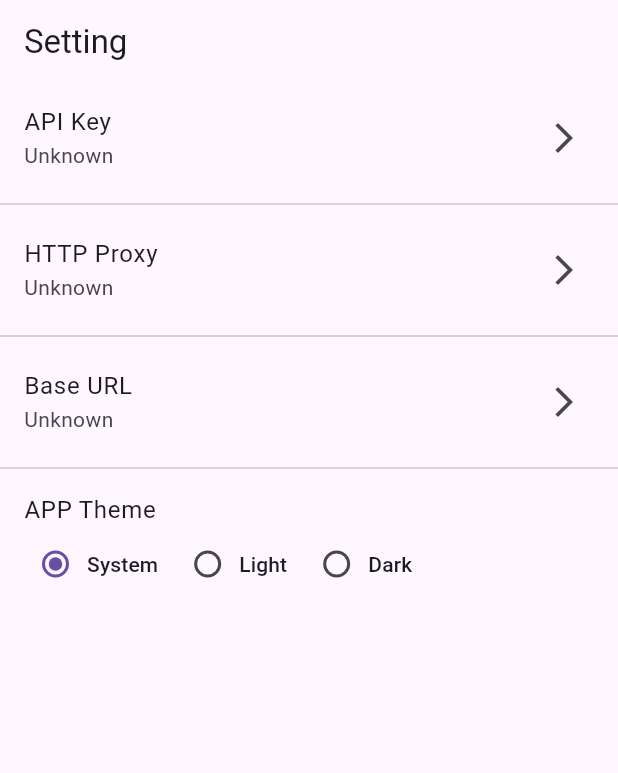
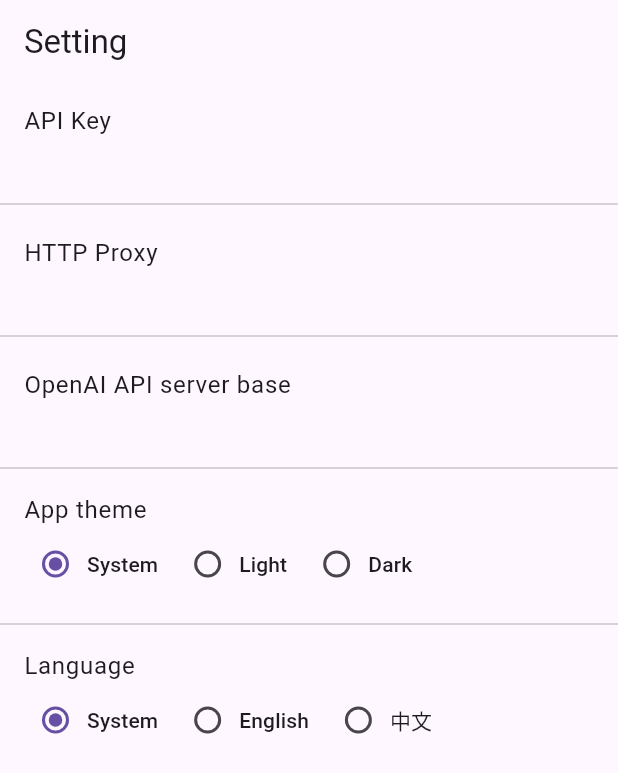
Before and after one commit to sclevin/flutter_chatgpt, a Flutter app: the SettingScreen screen opened by its route, after a tap on "System", on a phone screen of 412 x 824 dp. Shown: the top 773 px of the screen. Run offline on Flutter 3.47's test engine with Material 3 defaults, Android fonts, the phone set to English and light mode, and no system bars; our stand-ins replace file_picker, floor, flutter_hooks, flutter_svg, freezed_annotation, go_router and 7 more; missing offline and left inert: bitsdojo_window, flutter_math_fork, markdown, markdown_widget, openai_api, record and 1 more; accounts and stored records are empty; generated files the repository leaves out were written again; statements that could not run were skipped.

Commit message:
多语言支持

```diff
--- a/lib/injection.dart
+++ b/lib/injection.dart
@@ -6,6 +6,7 @@ import 'package:flutter_chatgpt/services/record_service.dart';
 import 'package:logger/logger.dart';
 import 'package:shared_preferences/shared_preferences.dart';
 import 'package:uuid/uuid.dart';
+import 'package:flutter_gen/gen_l10n/app_localizations.dart';
 
 /// Description:
 /// Author:LiaoWen
@@ -33,3 +34,5 @@ setupLocalStore() async {
 }
 
 final exportService = ExportService();
+
+typedef appIntl = AppLocalizations;
--- /dev/null
+++ b/lib/l10n/app_en.arb
@@ -0,0 +1,32 @@
+{
+  "settingsLabelSystem": "System",
+  "settingsTitle": "Settings",
+  "cancel": "Cancel",
+  "chatHistoryTitle": "Chat History",
+  "chatInputHint": "Type a message...",
+  "chatScreenTitle": "Chat",
+  "delete": "Delete",
+  "deleteConfirm": "Are you sure to delete?",
+  "errorLabel": "Error",
+  "errorMassageInvalidApiKey": "Your API key is not valid.",
+  "errorMessageNetworkError": "Network error, please check your network connectivity.",
+  "holdingToSpeakLabel": "Holding to speak",
+  "lanEn": "English",
+  "lanSystem": "System",
+  "lanZh": "中文",
+  "loading": "Loading...",
+  "modelSelectTitle": "Model: ",
+  "newChatTitle": "New Chat",
+  "ok": "OK",
+  "recording": "recording...",
+  "settingThemeLabel": "App theme",
+  "settingsApiKeyLabel": "API Key",
+  "settingsHttpProxyTitle": "HTTP Proxy",
+  "settingsLanguageLabel": "Language",
+  "settingsOpenaiApiBase": "OpenAI API server base",
+  "themeDark": "Dark",
+  "themeLight": "Light",
+  "themeSystem": "System",
+  "transcriptionLabel": "Transcription...",
+  "unknownSettingLabel": "Unknown"
+}
--- /dev/null
+++ b/lib/l10n/app_zh.arb
@@ -0,0 +1,32 @@
+{
+  "settingsLabelSystem": " 跟随系统",
+  "settingsTitle": "设置",
+  "cancel": "取消",
+  "chatHistoryTitle": "记录",
+  "chatInputHint": "输入消息…",
+  "chatScreenTitle": "聊天",
+  "delete": "删除",
+  "deleteConfirm": "你确定要删除么？",
+  "errorLabel": "错误",
+  "errorMassageInvalidApiKey": "你输入的API Key 不正确。",
+  "errorMessageNetworkError": "网络异常，请检查网络是否正常。",
+  "holdingToSpeakLabel": "按住说话",
+  "lanEn": "English",
+  "lanSystem": "跟随系统",
+  "lanZh": "中文",
+  "loading": "加载中...",
+  "modelSelectTitle": "模型：",
+  "newChatTitle": "新聊天",
+  "ok": "确定",
+  "recording": "录音中...",
+  "settingThemeLabel": "主题",
+  "settingsApiKeyLabel": "API Key",
+  "settingsHttpProxyTitle": "HTTP代理",
+  "settingsLanguageLabel": "语言",
+  "settingsOpenaiApiBase": "OpenAI 服务地址",
+  "themeDark": "暗黑",
+  "themeLight": "明亮",
+  "themeSystem": "跟随系统",
+  "transcriptionLabel": "识别中...",
+  "unknownSettingLabel": "未设置"
+}
--- a/lib/main.dart
+++ b/lib/main.dart
@@ -1,7 +1,6 @@
 import 'package:floor/floor.dart';
 import 'package:flutter/material.dart';
 import 'package:flutter_chatgpt/config/theme.dart';
-import 'package:flutter_chatgpt/db/database.dart';
 import 'package:flutter_chatgpt/injection.dart';
 import 'package:flutter_chatgpt/config/router.dart';
 import 'package:flutter_chatgpt/states/settings_state.dart';
@@ -28,12 +27,15 @@ class MyApp extends HookConsumerWidget {
   // This widget is the root of your application.
   @override
   Widget build(BuildContext context,WidgetRef ref) {
-    final appThemeMode = ref.watch(settingsStateProvider).valueOrNull?.themeMode;
+    final setttings = ref.watch(settingsStateProvider).valueOrNull;
 
     return MaterialApp.router(
       theme: lightThemeData,
       darkTheme: darkThemeData,
-      themeMode: appThemeMode,
+      themeMode: setttings?.themeMode,
+      localizationsDelegates: appIntl.localizationsDelegates,
+      supportedLocales: appIntl.supportedLocales,
+      locale: setttings?.locale,
       routerConfig: router,
     );
   }
--- a/lib/screen/home_screen.dart
+++ b/lib/screen/home_screen.dart
@@ -1,4 +1,5 @@
 import 'package:flutter/material.dart';
+import 'package:flutter_chatgpt/injection.dart';
 import 'package:flutter_chatgpt/screen/chat_history_screen.dart';
 import 'package:flutter_chatgpt/screen/chat_screen.dart';
 import 'package:flutter_chatgpt/screen/setting_screen.dart';
@@ -83,7 +84,7 @@ class DeskTopHomeScreen extends StatelessWidget {
                   const Divider(),
                   ListTile(
                     leading: const Icon(Icons.settings_outlined),
-                    title: const Text("Settings"),
+                    title: Text(appIntl.of(context)!.settingsTitle),
                     onTap: () {
                       showDialog(
                           context: context,
--- a/lib/screen/setting_screen.dart
+++ b/lib/screen/setting_screen.dart
@@ -1,4 +1,5 @@
 import 'package:flutter/material.dart';
+import 'package:flutter_chatgpt/injection.dart';
 import 'package:flutter_chatgpt/states/settings_state.dart';
 import 'package:hooks_riverpod/hooks_riverpod.dart';
 import 'package:flutter_hooks/flutter_hooks.dart';
@@ -26,107 +27,222 @@ class SettingWindow extends HookConsumerWidget {
 
   @override
   Widget build(BuildContext context, WidgetRef ref) {
-    final items = ref.watch(settingListProvider);
+    final items = ref.watch(settingsStateProvider);
     final appTheme = ref.watch(settingsStateProvider).valueOrNull?.themeMode ??
         ThemeMode.system;
 
     final controller = useTextEditingController();
 
-    return ListView.separated(
-        itemBuilder: (context, index) {
-          final item = items[index];
+    return ListView(
+      children: const [
+        SettingItemApiKey(),
+        Divider(),
+        SettingItemHttpProxy(),
+        Divider(),
+        SettingItemOpenAiBase(),
+        Divider(),
+        SettingItemAppTheme(),
+        Divider(),
+        SettingItemLanguage(),
+      ],
+    );
+  }
 
-          if (item.key == SettingsKey.theme) {
+}
+
+
+
+
+class SettingItemApiKey extends HookConsumerWidget {
+  const SettingItemApiKey({super.key});
+
+  @override
+  Widget build(BuildContext context, WidgetRef ref) {
+    final title = appIntl.of(context)!.settingsApiKeyLabel;
+    final settings = ref.watch(settingsStateProvider).valueOrNull;
+    final controller = useTextEditingController();
     return ListTile(
-              title: Text(item.title),
+      title: Text(title),
+      subtitle: Text(settings?.apiKey ?? ""),
+      onTap: () async {
+        final text = await showEditor(
+          controller,
+          ref,
+          title,
+          text: settings?.apiKey,
+        );
+        if (text == null) return;
+        ref.read(settingsStateProvider.notifier).setApiKey(text);
+      },
+    );
+  }
+}
+
+
+class SettingItemHttpProxy extends HookConsumerWidget {
+  const SettingItemHttpProxy({Key? key}) : super(key: key);
+
+  @override
+  Widget build(BuildContext context, WidgetRef ref) {
+    final title = appIntl.of(context)!.settingsHttpProxyTitle;
+    final settings = ref.watch(settingsStateProvider).valueOrNull;
+    final controller = useTextEditingController();
+    return ListTile(
+      title: Text(title),
+      subtitle: Text(settings?.httpProxy ?? ""),
+      onTap: () async {
+        final text = await showEditor(
+          controller,
+          ref,
+          title,
+          text: settings?.httpProxy,
+        );
+        if (text == null) return;
+        ref.read(settingsStateProvider.notifier).setHttpProxy(text);
+      },
+    );
+  }
+}
+
+class SettingItemOpenAiBase extends HookConsumerWidget {
+  const SettingItemOpenAiBase({Key? key}) : super(key: key);
+
+  @override
+  Widget build(BuildContext context, WidgetRef ref) {
+    final title = appIntl.of(context)!.settingsOpenaiApiBase;
+    final settings = ref.watch(settingsStateProvider).valueOrNull;
+    final controller = useTextEditingController();
+    return ListTile(
+      title: Text(title),
+      subtitle: Text(settings?.baseUrl ?? ""),
+      onTap: () async {
+        final text = await showEditor(
+          controller,
+          ref,
+          title,
+          text: settings?.baseUrl,
+        );
+        if (text == null) return;
+        ref.read(settingsStateProvider.notifier).setBaseUrl(text);
+      },
+    );
+  }
+}
+
+class SettingItemAppTheme extends HookConsumerWidget {
+  const SettingItemAppTheme({
+    super.key,
+  });
+
+  @override
+  Widget build(BuildContext context, WidgetRef ref) {
+    final apptheme = ref.watch(settingsStateProvider).valueOrNull?.themeMode ??
+        ThemeMode.system;
+    return ListTile(
+      title: Text(appIntl.of(context)!.settingThemeLabel),
       subtitle: Row(
         children: [
           RadioMenuButton(
             value: ThemeMode.system,
-                    groupValue: appTheme,
+            groupValue: apptheme,
             onChanged: (v) {
               ref
                   .read(settingsStateProvider.notifier)
                   .setThemeMode(ThemeMode.system);
             },
-                    child: const Text("System"),
+            child: Text(appIntl.of(context)!.themeSystem),
           ),
           RadioMenuButton(
             value: ThemeMode.light,
-                    groupValue: appTheme,
+            groupValue: apptheme,
             onChanged: (v) {
               ref
                   .read(settingsStateProvider.notifier)
                   .setThemeMode(ThemeMode.light);
             },
-                    child: const Text("Light"),
+            child: Text(appIntl.of(context)!.themeLight),
           ),
           RadioMenuButton(
             value: ThemeMode.dark,
-                    groupValue: appTheme,
+            groupValue: apptheme,
             onChanged: (v) {
               ref
                   .read(settingsStateProvider.notifier)
                   .setThemeMode(ThemeMode.dark);
             },
-                    child: const Text("Dark"),
+            child: Text(appIntl.of(context)!.themeDark),
           ),
         ],
       ),
     );
   }
-
-          return ListTile(
-            title: Text(item.title),
-            subtitle: Text(item.subTitle ?? 'Unknown'),
-            trailing: const Icon(Icons.arrow_forward_ios),
-            onTap: () async {
-              final text = await showEditor(controller, item, ref);
-              if (text == null) return;
-              switch (item.key) {
-                case SettingsKey.apiKey:
-                  ref.read(settingsStateProvider.notifier).setApiKey(text);
-                  break;
-                case SettingsKey.httpProxy:
-                  ref.read(settingsStateProvider.notifier).setHttpProxy(text);
-                  break;
-                case SettingsKey.baseUrl:
-                  ref.read(settingsStateProvider.notifier).setBaseUrl(text);
-                  break;
-                default:
-                  break;
-              }
-            },
-          );
-        },
-        separatorBuilder: (context, index) => const Divider(),
-        itemCount: items.length);
 }
 
+class SettingItemLanguage extends HookConsumerWidget {
+  const SettingItemLanguage({
+    super.key,
+  });
+
+  @override
+  Widget build(BuildContext context, WidgetRef ref) {
+    final locale = ref.watch(settingsStateProvider).valueOrNull?.locale;
+    return ListTile(
+      title: Text(appIntl.of(context)!.settingsLanguageLabel),
+      subtitle: Row(
+          children: [
+            (null, appIntl.of(context)!.lanSystem),
+           (const Locale("en"), appIntl.of(context)!.lanEn),
+            (const Locale("zh"), appIntl.of(context)!.lanZh),
+          ]
+              .map((e) => RadioMenuButton(
+            value: e.$1,
+            groupValue: locale,
+            onChanged: (v) {
+              ref.read(settingsStateProvider.notifier).setLocale(v);
+            },
+            child: Text(e.$2),
+          ))
+              .toList()),
+    );
+  }
+}
+
+
+
+
 Future<String?> showEditor(
-      TextEditingController controller, SettingItem item, WidgetRef ref) async {
-    controller.text = item.subTitle ?? '';
-    return await showDialog(
+    TextEditingController controller,
+    WidgetRef ref,
+    String title, {
+      String? text,
+      String? hint,
+    }) async {
+  controller.text = text ?? '';
+  return await showDialog<String?>(
     context: ref.context,
     builder: (context) => AlertDialog(
       actions: [
+        // negative button
         TextButton(
-                      child: const Text('Cancel'),
+          child: Text(appIntl.of(context)!.cancel),
           onPressed: () {
             Navigator.of(context).pop();
-                      }),
+          },
+        ),
         TextButton(
-                      child: const Text('OK'),
+          child: Text(appIntl.of(context)!.ok),
           onPressed: () {
             final text = controller.text;
             controller.clear();
             Navigator.of(context).pop(text);
-                      }),
+          },
+        ),
       ],
-                title: Text(item.title),
+      title: Text(title),
       content: TextField(
         controller: controller,
-                  decoration: InputDecoration(hintText: item.hint),
-                )));
+        decoration: InputDecoration(hintText: hint),
+      ),
+    ),
+  );
 }
-}
--- a/lib/states/settings_state.dart
+++ b/lib/states/settings_state.dart
@@ -14,12 +14,12 @@ part 'settings_state.g.dart';
 
 @freezed
 abstract class Settings with _$Settings {
-  const factory Settings({
-    String? apiKey,
+  const factory Settings(
+      {String? apiKey,
       String? httpProxy,
       String? baseUrl,
       @Default(ThemeMode.system) ThemeMode themeMode,
-  }) = _Settings;
+      Locale? locale}) = _Settings;
 
   static Settings load() {
     final apiKey = localStore.getString(SettingsKey.apiKey.name);
@@ -29,22 +29,35 @@ abstract class Settings with _$Settings {
     final appTheme =
         localStore.getInt(SettingsKey.theme.name) ?? ThemeMode.system.index;
 
+    final locale = localStore.getString(SettingsKey.locale.name);
+
     return Settings(
         apiKey: apiKey,
         httpProxy: httpProxy,
         baseUrl: baseUrl,
         themeMode: ThemeMode.values[appTheme],
-    );
+        locale: locale == null ? null : Locale(locale));
   }
 }
 
-enum SettingsKey { apiKey, httpProxy, baseUrl, theme }
+enum SettingsKey { apiKey, httpProxy, baseUrl, theme, locale }
 
 @riverpod
 class SettingsState extends _$SettingsState {
   @override
   FutureOr<Settings> build() async {
     return Settings.load();
+  }
+
+  Future<void> setLocale(Locale? locale) async {
+    state = const AsyncValue.loading();
+    state = await AsyncValue.guard(() async {
+      await localStore.setString(
+          SettingsKey.locale.name, locale?.languageCode ?? "en");
+      final settings = state.valueOrNull ?? const Settings();
+      chatService.loadConfig();
+      return settings.copyWith(locale: locale);
+    });
   }
 
   Future<void> setThemeMode(ThemeMode themeMode) async {
@@ -87,42 +100,3 @@ class SettingsState extends _$SettingsState {
     });
   }
 }
-
-@freezed
-class SettingItem with _$SettingItem {
-  const factory SettingItem({
-    required SettingsKey key,
-    required String title,
-    required String hint,
-    String? subTitle,
-    dynamic value,
-  }) = _SettingItem;
-}
-
-@riverpod
-List<SettingItem> settingList(SettingListRef ref) {
-  final settings = ref.watch(settingsStateProvider).valueOrNull;
-
-  return [
-    SettingItem(
-        key: SettingsKey.apiKey,
-        title: 'API Key',
-        subTitle: settings?.apiKey,
-        hint: 'Please Input API Key'),
-    SettingItem(
-        key: SettingsKey.httpProxy,
-        title: 'HTTP Proxy',
-        subTitle: settings?.httpProxy,
-        hint: 'Please Input Http Proxy'),
-    SettingItem(
-        key: SettingsKey.baseUrl,
-        title: 'Base URL',
-        subTitle: settings?.baseUrl,
-        hint: 'Please Input Base URL'),
-    SettingItem(
-        key: SettingsKey.theme,
-        title: 'APP Theme',
-        value: settings?.themeMode,
-        hint: 'APP Theme'),
-  ];
-}
--- a/lib/widgets/new_chat_widget.dart
+++ b/lib/widgets/new_chat_widget.dart
@@ -1,4 +1,5 @@
 import 'package:flutter/material.dart';
+import 'package:flutter_chatgpt/injection.dart';
 import 'package:flutter_chatgpt/states/session_state.dart';
 import 'package:hooks_riverpod/hooks_riverpod.dart';
 
@@ -30,7 +31,7 @@ class NewChatWidget extends HookConsumerWidget {
               ref.read(sessionStateNotifierProvider.notifier).setActiveSession(null);
             },
             icon: const Icon(Icons.add),
-            label: const Text('New Chat')),
+            label: Text(appIntl.of(context)!.newChatTitle)),
       )
     );
   }
--- a/pubspec.yaml
+++ b/pubspec.yaml
@@ -57,6 +57,9 @@ dependencies:
   screenshot: ^3.0.0
   file_picker: ^7.0.2
   share_plus: ^7.2.2
+  intl: ^0.19.0
+  flutter_localizations:
+    sdk: flutter
 
 dev_dependencies:
   flutter_test:
@@ -91,6 +94,8 @@ flutter:
   assets:
     - assets/images/
 
+  generate: true
+
   # To add assets to your application, add an assets section, like this:
   # assets:
   #   - images/a_dot_burr.jpeg
```
Also changed, not shown: pubspec.lock, 1 other file. Lines whose indentation alone changed are shown as unchanged.
